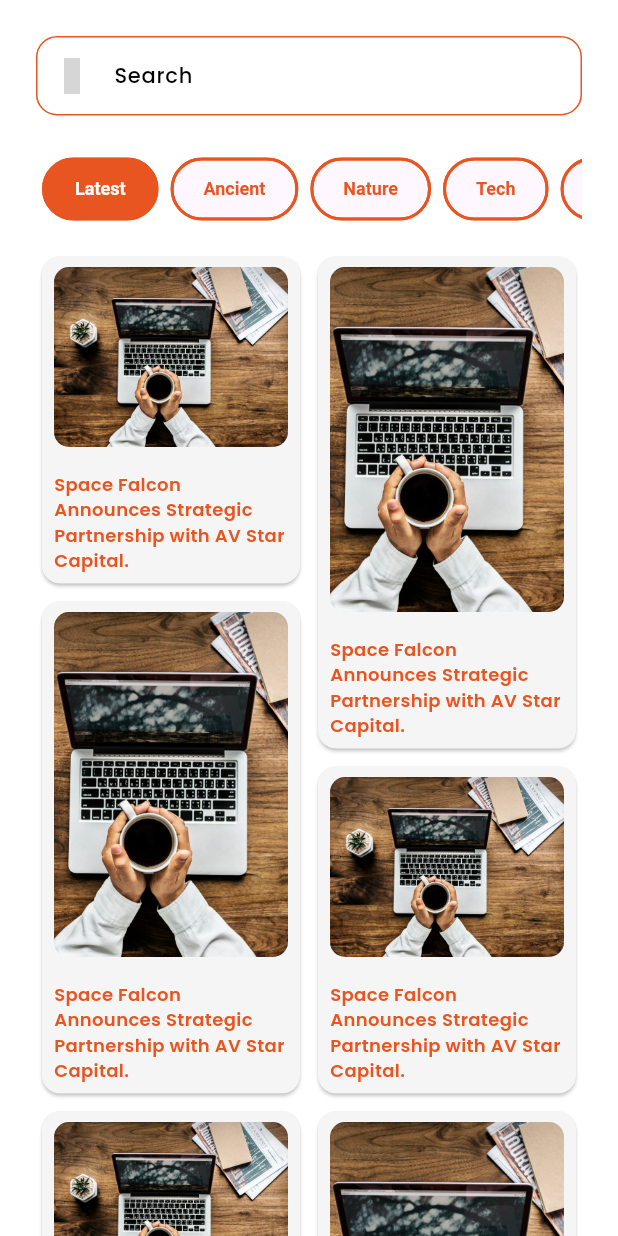
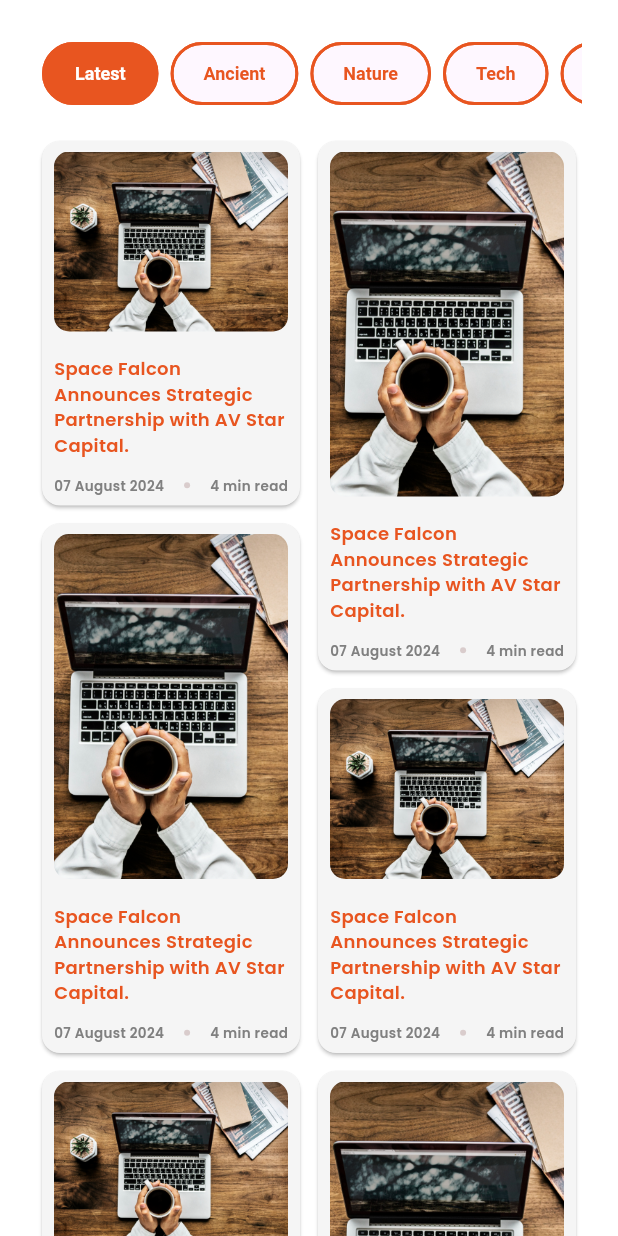
Before and after one commit to osoWorld/Journo---Blog-App, a Flutter app: the HomeScreen screen opened directly, on a phone screen of 412 x 824 dp. Run offline on Flutter 3.47's test engine with Material 3 defaults, Android fonts, the light colour scheme and no system bars; drawn by our look-alikes of scrollable_positioned_list; our stand-ins replace iconsax, smooth_page_indicator; grey boxes are pictures that could not be loaded.

Commit message:
Home Screen Design

```diff
--- a/lib/screens/dashboard/screens/home/home.dart
+++ b/lib/screens/dashboard/screens/home/home.dart
@@ -1,6 +1,5 @@
 import 'package:flutter/material.dart';
 import 'package:flutter_staggered_grid_view/flutter_staggered_grid_view.dart';
-import 'package:iconsax/iconsax.dart';
 import 'package:journo/screens/category/classes/category_utils.dart';
 import 'package:journo/utils/constants/colors.dart';
 import 'package:journo/utils/constants/image_strings.dart';
@@ -19,13 +18,17 @@ class HomeScreen extends StatefulWidget {
 class _HomeScreenState extends State<HomeScreen> {
   var selectedChipIndex = 0;
   final ItemScrollController itemScrollController = ItemScrollController();
-  final ItemPositionsListener itemPositionsListener = ItemPositionsListener.create();
+  final ItemPositionsListener itemPositionsListener =
+      ItemPositionsListener.create();
 
   void scrollToIndex(int index) {
-    if(itemScrollController.isAttached) {
-      itemScrollController.scrollTo(index: index, duration: const Duration(milliseconds: 200),
+    if (itemScrollController.isAttached) {
+      itemScrollController.scrollTo(
+          index: index,
+          duration: const Duration(milliseconds: 200),
           curve: Curves.easeInOut,
-      alignment: 0.3); // Adjust the alignment to keep the chip more centered
+          alignment:
+              0.3); // Adjust the alignment to keep the chip more centered
     }
   }
 
@@ -34,38 +37,12 @@ class _HomeScreenState extends State<HomeScreen> {
     final isDark = JHelper.isDarkMode(context);
     return Scaffold(
       body: Padding(
-        padding: const EdgeInsets.only(top: JSizes.defaultSpace,
+        padding: const EdgeInsets.only(
+            top: JSizes.defaultSpace,
             left: JSizes.defaultSpace,
             right: JSizes.defaultSpace),
         child: Column(
           children: [
-            TextFormField(
-              decoration: InputDecoration(
-                  label: Text(
-                    JText.searchT,
-                    style: TextStyle(
-                        color: isDark ? JColors.white : JColors.black),
-                  ),
-                  prefixIcon: Icon(
-                    Iconsax.search_normal,
-                    color: isDark ? JColors.blue : JColors.orange,
-                  ),
-                  enabledBorder: OutlineInputBorder(
-                      borderRadius:
-                      BorderRadius.circular(JSizes.borderRadiusXLg),
-                      borderSide: BorderSide(
-                          color: isDark ? JColors.blue : JColors.orange,
-                          width: 1)),
-                  focusedBorder: OutlineInputBorder(
-                      borderRadius:
-                      BorderRadius.circular(JSizes.borderRadiusXLg),
-                      borderSide: BorderSide(
-                          color: isDark ? JColors.blue : JColors.orange,
-                          width: 2))),
-            ),
-            const SizedBox(
-              height: JSizes.defaultSpace,
-            ),
             SizedBox(
                 height: 50,
                 child: ScrollablePositionedList.builder(
@@ -99,8 +76,7 @@ class _HomeScreenState extends State<HomeScreen> {
                         selectedColor: isDark ? JColors.blue : JColors.orange,
                         showCheckmark: false,
                         backgroundColor: Colors.transparent,
-                        onSelected: (value) =>
-                            setState(() {
+                        onSelected: (value) => setState(() {
                           selectedChipIndex = index;
                           scrollToIndex(index);
                         }),
@@ -152,6 +128,32 @@ class _HomeScreenState extends State<HomeScreen> {
                                 color: isDark ? JColors.blue : JColors.orange,
                                 fontWeight: FontWeight.w600,
                                 fontSize: 12),
+                          ),
+                          const SizedBox(
+                            height: JSizes.defaultSpace / 2,
+                          ),
+                          const Row(
+                            mainAxisAlignment: MainAxisAlignment.spaceBetween,
+                            children: [
+                              Text(
+                                JText.demoDate,
+                                style: TextStyle(
+                                    color: JColors.textGrey,
+                                    fontWeight: FontWeight.w600,
+                                    fontSize: 9),
+                              ),
+                              CircleAvatar(
+                                maxRadius: 2,
+                                backgroundColor: JColors.dotGrey,
+                              ),
+                              Text(
+                                JText.demoRead,
+                                style: TextStyle(
+                                    color: JColors.textGrey,
+                                    fontWeight: FontWeight.w600,
+                                    fontSize: 9),
+                              ),
+                            ],
                           )
                         ],
                       ),
--- a/lib/utils/constants/colors.dart
+++ b/lib/utils/constants/colors.dart
@@ -16,4 +16,7 @@ class JColors {
   static const white2 = Color(0xFFF5F5F5); // Very light grey, almost white
   static const white3 = Color(0xFFE0E0E0); // Light grey
 
+  static const textGrey = Color(0xFF808080); // Light grey
+  static const dotGrey = Color(0xFFD9CCCC); // Light grey
+
 }
--- a/lib/utils/constants/text_strings.dart
+++ b/lib/utils/constants/text_strings.dart
@@ -43,5 +43,7 @@ class JText {
 
   // Testing/Demo/Debugging
   static const demoBlogText = "Space Falcon Announces Strategic Partnership with AV Star Capital.";
+  static const demoDate = "07 August 2024";
+  static const demoRead = "4 min read";
 
 }
```
Also changed, not shown: lib/screens/dashboard/dashboard.dart (+48 -15 lines), lib/screens/category/category.dart (line endings or trailing spaces). Lines whose indentation alone changed are shown as unchanged.
